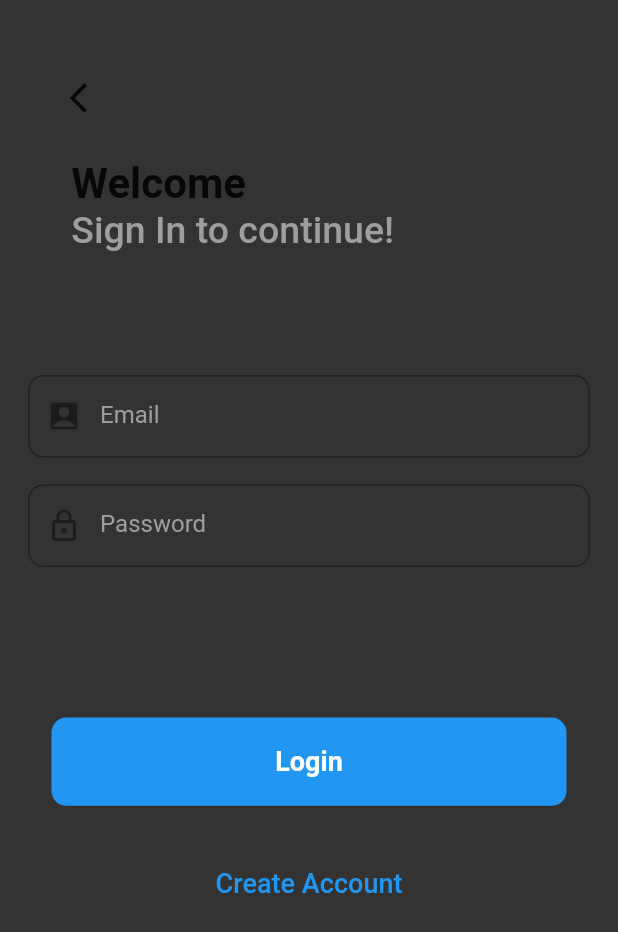
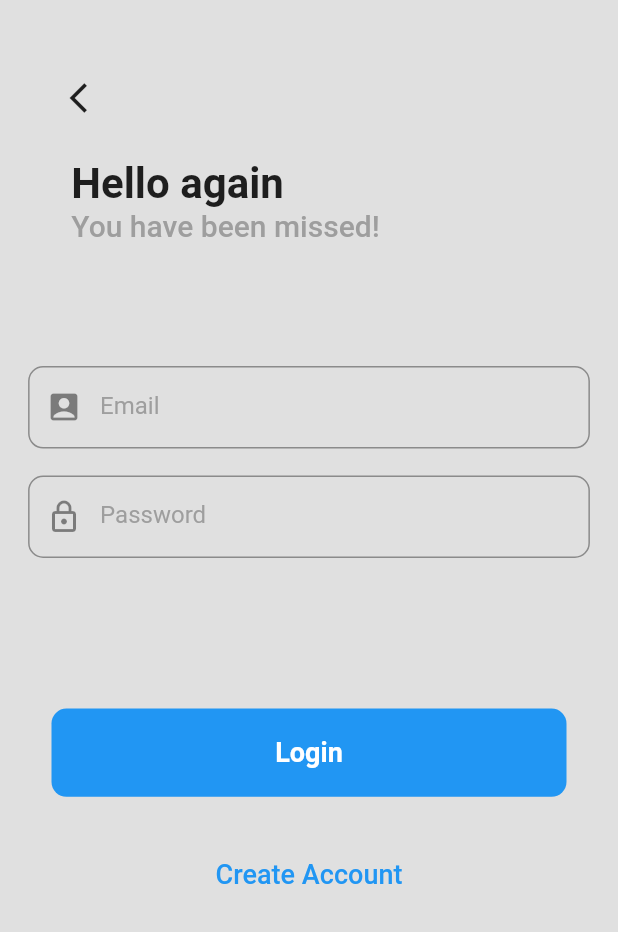
Before and after one commit to raman04-byte/devpost_project, a Flutter app: the screen it shows after launch, on a phone screen of 412 x 824 dp. Shown: the top 932 px of the screen. Run offline on Flutter 3.47's test engine with Material 2 defaults, Android fonts, the phone set to English and light mode, and no system bars; our stand-ins replace cloud_firestore, firebase_auth, firebase_core, firebase_storage, image_picker; accounts and stored records are empty; statements that could not run were skipped.

Commit message:
Added some colors

```diff
--- a/lib/Authenticate/Authenticate.dart
+++ b/lib/Authenticate/Authenticate.dart
@@ -4,15 +4,15 @@ import 'package:firebase_auth/firebase_auth.dart';
 import 'package:flutter/material.dart';
 
 class Authenticate extends StatelessWidget {
-  final FirebaseAuth _auth = FirebaseAuth.instance;
+  FirebaseAuth _auth = FirebaseAuth.instance;
 
-  Authenticate({super.key});
+
   @override
   Widget build(BuildContext context) {
     if (_auth.currentUser != null) {
-      return const HomeScreen();
+      return  HomeScreen();
     } else {
-      return const LoginScreen();
+      return  LoginScreen();
     }
   }
 }
--- a/lib/Authenticate/CreateAccount.dart
+++ b/lib/Authenticate/CreateAccount.dart
@@ -22,7 +22,7 @@ class _CreateAccountState extends State<CreateAccount> {
   Widget build(BuildContext context) {
     final size = MediaQuery.of(context).size;
     return Scaffold(
-      backgroundColor: '#333333'.toColor(),
+      backgroundColor: Colors.grey[300],
       body: isLoading
           ? Center(
               child: SizedBox(
--- a/lib/Authenticate/LoginScreen.dart
+++ b/lib/Authenticate/LoginScreen.dart
@@ -20,7 +20,7 @@ class _LoginScreenState extends State<LoginScreen> {
   Widget build(BuildContext context) {
     final size = MediaQuery.of(context).size;
     return Scaffold(
-      backgroundColor: '#333333'.toColor(),
+      backgroundColor: Colors.grey[300],
       body: isLoading
           ? Center(
               child: SizedBox(
@@ -46,17 +46,17 @@ class _LoginScreenState extends State<LoginScreen> {
                 SizedBox(
                   width: size.width / 1.3,
                   child: const Text(
-                    "Welcome",
+                    "Hello again",
                     style: TextStyle(fontSize: 28, fontWeight: FontWeight.bold),
                   ),
                 ),
                 SizedBox(
                   width: size.width / 1.3,
                   child: const Text(
-                    "Sign In to continue!",
+                    "You have been missed!",
                     style: TextStyle(
                         color: Colors.grey,
-                        fontSize: 25,
+                        fontSize: 20,
                         fontWeight: FontWeight.w500),
                   ),
                 ),
--- a/lib/Screens/ChatRoom.dart
+++ b/lib/Screens/ChatRoom.dart
@@ -103,7 +103,7 @@ class ChatRoom extends StatelessWidget {
   Widget build(BuildContext context) {
     final size = MediaQuery.of(context).size;
     return Scaffold(
-      backgroundColor: '#333333'.toColor(),
+      backgroundColor: Colors.grey[300],
       appBar: AppBar(
         title: StreamBuilder<DocumentSnapshot>(
           stream:
--- a/lib/Screens/HomeScreen.dart
+++ b/lib/Screens/HomeScreen.dart
@@ -79,7 +79,7 @@ class _HomeScreenState extends State<HomeScreen> with WidgetsBindingObserver {
   Widget build(BuildContext context) {
     final size = MediaQuery.of(context).size;
     return Scaffold(
-      backgroundColor: '#333333'.toColor(),
+      backgroundColor: Colors.grey[300],
       appBar: AppBar(
         title: Text("Home Screen"),
         actions: [
--- a/lib/group/add_members.dart
+++ b/lib/group/add_members.dart
@@ -67,6 +67,7 @@ class _AddMembersINGroupState extends State<AddMembersINGroup> {
     final Size size = MediaQuery.of(context).size;
 
     return Scaffold(
+      backgroundColor: Colors.grey[300],
       appBar: AppBar(
         title: Text("Add Members"),
       ),
--- a/lib/group/create_group/add_members.dart
+++ b/lib/group/create_group/add_members.dart
@@ -95,6 +95,7 @@ class _AddMembersInGroupState extends State<AddMembersInGroup> {
     final Size size = MediaQuery.of(context).size;
 
     return Scaffold(
+      backgroundColor: Colors.grey[300],
       appBar: AppBar(
         title: Text("Add Members"),
       ),
--- a/lib/group/create_group/create_group.dart
+++ b/lib/group/create_group/create_group.dart
@@ -59,6 +59,7 @@ class _CreateGroupState extends State<CreateGroup> {
     final Size size = MediaQuery.of(context).size;
 
     return Scaffold(
+      backgroundColor: Colors.grey[300],
       appBar: AppBar(
         title: Text("Group Name"),
       ),
--- a/lib/group/group_chat_room.dart
+++ b/lib/group/group_chat_room.dart
@@ -37,6 +37,7 @@ class GroupChatRoom extends StatelessWidget {
     final Size size = MediaQuery.of(context).size;
 
     return Scaffold(
+      backgroundColor: Colors.grey[300],
       appBar: AppBar(
         title: Text(groupName),
         actions: [
--- a/lib/group/group_chat_screen.dart
+++ b/lib/group/group_chat_screen.dart
@@ -45,6 +45,7 @@ class _GroupChatHomeScreenState extends State<GroupChatHomeScreen> {
     final Size size = MediaQuery.of(context).size;
 
     return Scaffold(
+      backgroundColor: Colors.grey[300],
       appBar: AppBar(
         title: Text("Groups"),
       ),
--- a/lib/group/group_info.dart
+++ b/lib/group/group_info.dart
@@ -127,7 +127,9 @@ class _GroupInfoState extends State<GroupInfo> {
     final Size size = MediaQuery.of(context).size;
 
     return SafeArea(
+
       child: Scaffold(
+        backgroundColor: Colors.grey[300],
         body: isLoading
             ? Container(
                 height: size.height,
--- a/lib/main.dart
+++ b/lib/main.dart
@@ -1,9 +1,7 @@
 import 'package:chat_app/Authenticate/Authenticate.dart';
-import 'package:chat_app/Authenticate/LoginScreen.dart';
 import 'package:chat_app/cred/imp2.dart';
 import 'package:firebase_core/firebase_core.dart';
 import 'package:flutter/material.dart';
-import 'package:chat_app/Authenticate/Authenticate.dart';
 Imp imp = Imp();
 Future main() async {
   WidgetsFlutterBinding.ensureInitialized();
```
Also changed, not shown: 1 other file.
